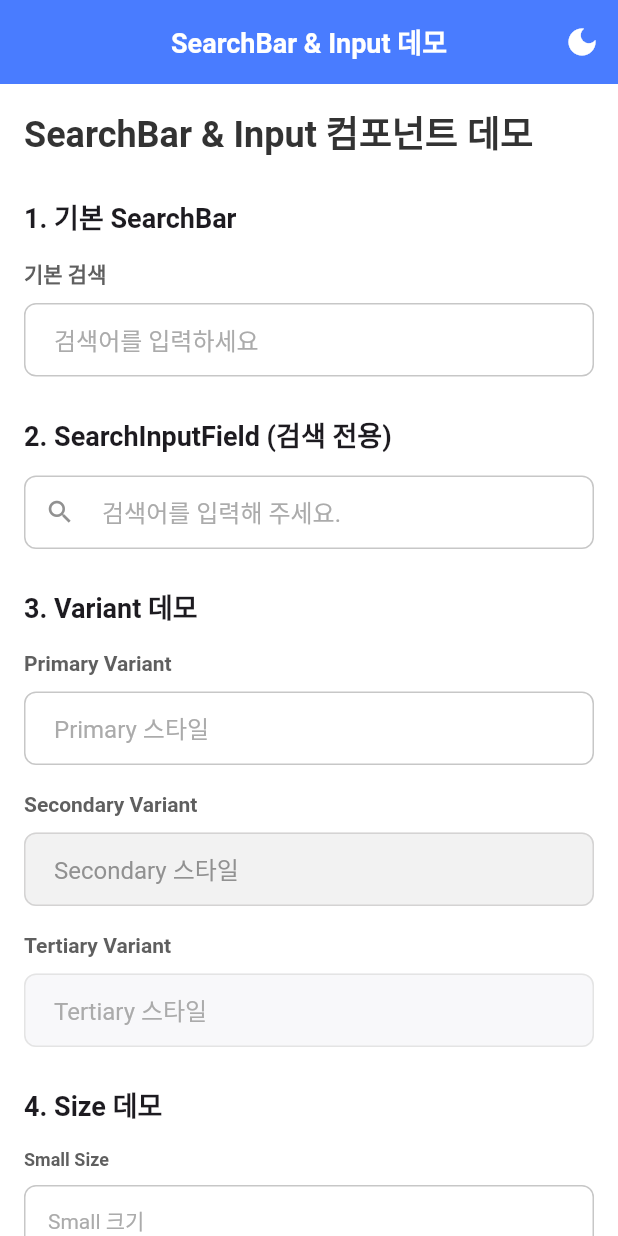
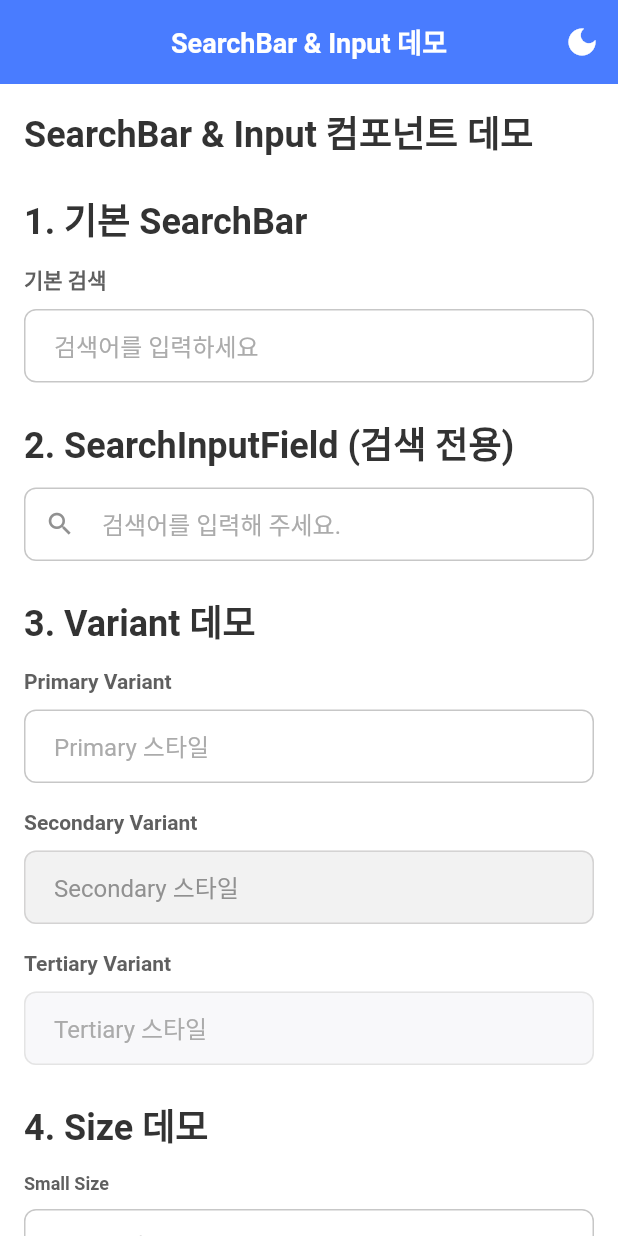
Before and after one commit to ProjectJJU/flutterDemo, a Flutter app: the screen it shows after launch, on a phone screen of 412 x 824 dp. Run offline on Flutter 3.47's test engine with Material 3 defaults, Android fonts, the phone set to English and light mode, and no system bars; Roboto replaces fonts that are missing (Pretendard).

Commit message:
feat: 섹션 제목 빌더 메서드 개선 및 테마 반응성 향상
- _buildSectionTitle 메서드에 Builder 위젯 적용으로 자동 context 처리
- 모든 섹션 제목에서 context 매개변수 제거로 코드 간소화
- 다크/라이트 모드 전환 시 섹션 제목 색상 자동 업데이트 개선
- TextStyles.headline01과 Theme.of(context).colorScheme.onSurface 통합 사용

```diff
--- a/app1/lib/main_screen.dart
+++ b/app1/lib/main_screen.dart
@@ -69,9 +69,7 @@ class _MainScreenState extends State<MainScreen> with FlutterQueryMixin {
             return ModalPortal(
               modalProvider: _modalProvider,
               child: Scaffold(
-                backgroundColor: _themeProvider.isDarkModeInContext(context)
-                  ? const Color(0xFF1C1C1C) // 다크 모드 배경색
-                  : const Color(0xFFFFFFFF), // 라이트 모드 배경색
+                backgroundColor: Theme.of(context).colorScheme.surface,
                 appBar: AppBar(
                   title: Text('SearchBar & Input 데모'),
                   actions: [
@@ -90,11 +88,7 @@ class _MainScreenState extends State<MainScreen> with FlutterQueryMixin {
                   child: Column(
                     crossAxisAlignment: CrossAxisAlignment.start,
                     children: [
-                      // 제목
-                      Text(
-                        'SearchBar & Input 컴포넌트 데모',
-                        style: TextStyles.headline01,
-                      ),
+                      _buildSectionTitle('SearchBar & Input 컴포넌트 데모'),
                       const SizedBox(height: 24),
 
                       // 기본 SearchBar
@@ -362,13 +356,12 @@ class _MainScreenState extends State<MainScreen> with FlutterQueryMixin {
 
   /// 섹션 제목 위젯
   Widget _buildSectionTitle(String title) {
-    return Text(
-      title,
-      style: TextStyle(
-        fontFamily: 'Pretendard',
-        fontSize: 18,
-        fontWeight: FontWeight.w700,
-        color: Theme.of(context).colorScheme.onSurface,
+    return Builder(
+      builder: (context) => Text(
+        title,
+        style: TextStyles.headline01.copyWith(
+          color: Theme.of(context).colorScheme.onSurface,
+        ),
       ),
     );
   }
```
